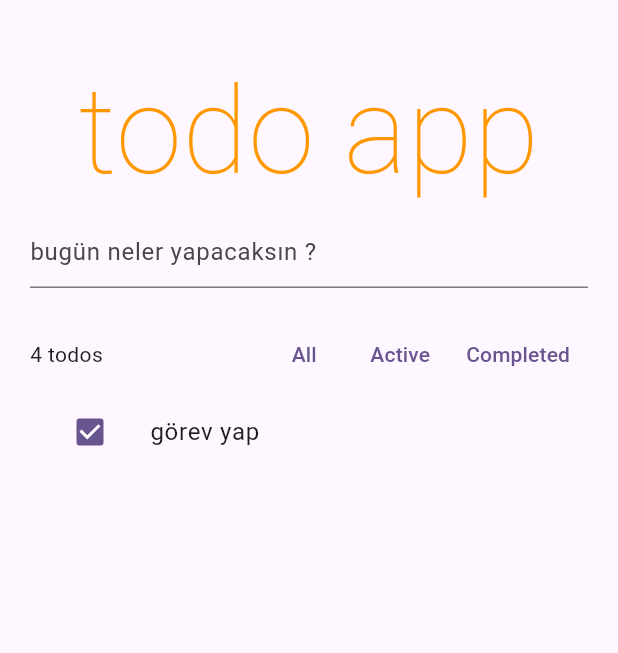
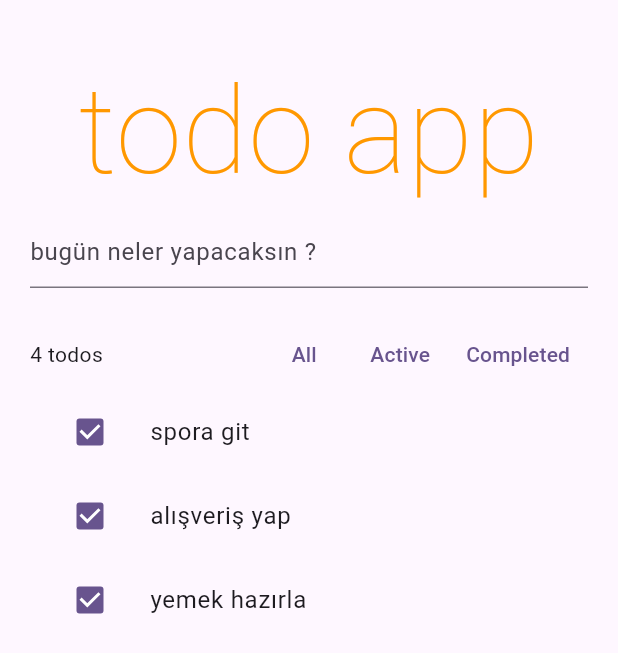
Before and after one commit to bilal-ahmet/improved_todos_app, a Flutter app: the screen it shows after launch, on a phone screen of 412 x 824 dp. Shown: the top 653 px of the screen. Run offline on Flutter 3.47's test engine with Material 3 defaults, Android fonts, the phone set to English and light mode, and no system bars.

Commit message:
completed_UI_part

```diff
--- a/lib/todo_app.dart
+++ b/lib/todo_app.dart
@@ -11,7 +11,9 @@ class TodoApp extends StatelessWidget {
 
   // todoModel'de oluşturduğumuz verileri for döngüsü ile gezmek için kullanacağız
   final List<TodoModel> _allTodos = [
-    TodoModel(id: Uuid().v4(), description: "spora git")
+    TodoModel(id: const Uuid().v4(), description: "spora git"),
+    TodoModel(id: const Uuid().v4(), description: "alışveriş yap"),
+    TodoModel(id: const Uuid().v4(), description: "yemek hazırla"),
   ];
 
   @override
@@ -25,20 +27,25 @@ class TodoApp extends StatelessWidget {
             TextField(
               // text field'a yazılan verileri almak için controller yazmamız gerekli, texteditingcontroller ile alacağız
 
-              decoration: const InputDecoration(
-                hintText: "bugün neler yapacaksın ?"
-              ),
+              decoration:
+                  const InputDecoration(hintText: "bugün neler yapacaksın ?"),
               controller: newTodoController,
               onSubmitted: (newtodo) {
                 print("şunu ekle $newtodo");
               },
             ),
+            const SizedBox(
+              height: 20,
+            ),
+            const ToolBarWidget(),
+            for (int i = 0; i < _allTodos.length; i++)
+              Dismissible(
+                  key: ValueKey(_allTodos[i].id),
+                  child: TodoListItemWidget(item: _allTodos[i]),
+                  onDismissed: (direction) {
 
-            const SizedBox(height: 20,),
-
-            const ToolBarWidget(),
-
-            const TodoListItemWidget()
+                  },
+                ),
           ],
         ),
       ),
--- a/lib/widgets/todo_list_item_widget.dart
+++ b/lib/widgets/todo_list_item_widget.dart
@@ -1,7 +1,9 @@
 import 'package:flutter/material.dart';
+import 'package:todos_app_riverpod/models/todo_model.dart';
 
 class TodoListItemWidget extends StatelessWidget {
-  const TodoListItemWidget({super.key});
+  TodoModel item;
+  TodoListItemWidget({required this.item, super.key});
 
   @override
   Widget build(BuildContext context) {
@@ -9,7 +11,7 @@ class TodoListItemWidget extends StatelessWidget {
       leading: Checkbox(value: true, onChanged: (value) {
         print(value);
       },),
-      title: Text("görev yap"),
+      title: Text(item.description),
     );
   }
 }
```
